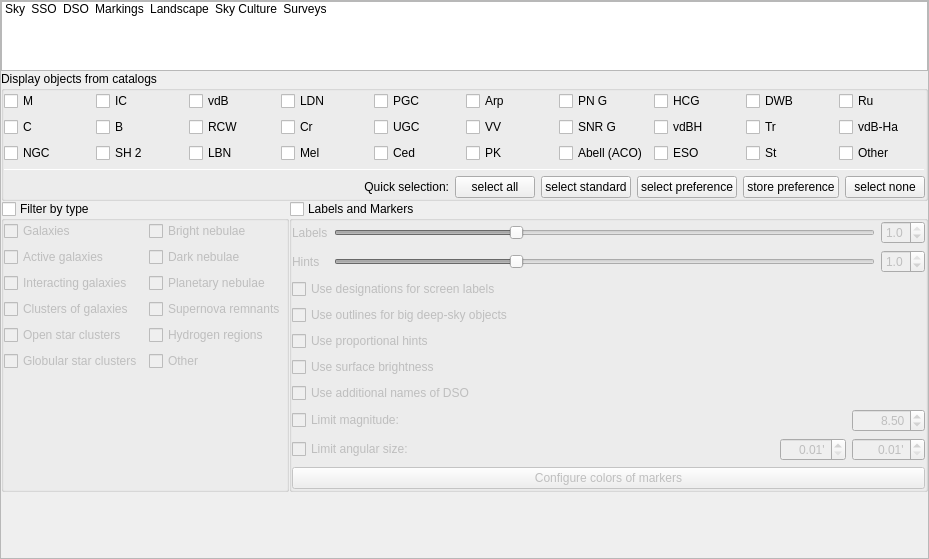
This is src/gui/viewDialog.ui in Stellarium/stellarium as Qt 5 draws it before an edit. The edited form follows.
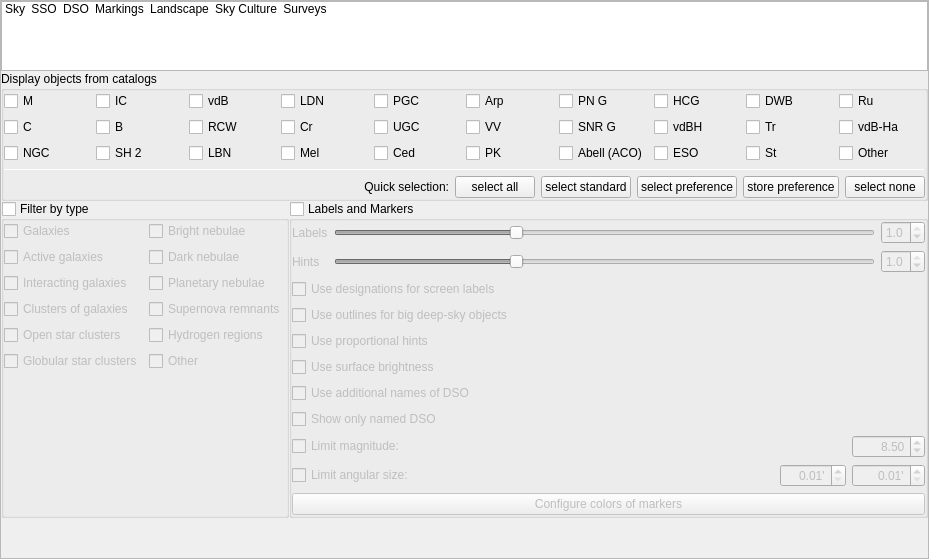
This is the edited form. The open tabs and pages were chosen to show the change. Icons and pictures are not drawn. Custom widgets are drawn as their Qt base class.

Commit message: function of showing named DSO only

Patch:
```diff
--- a/src/gui/viewDialog.ui
+++ b/src/gui/viewDialog.ui
@@ -2583,6 +2583,13 @@
                  </property>
                 </widget>
                </item>
+               <item row="8" column="0">
+                <widget class="QCheckBox" name="checkBoxShowOnlyNamedDSO">
+                 <property name="text">
+                  <string>Show only named DSO</string>
+                 </property>
+                </widget>
+               </item>
                <item row="4" column="0">
                 <widget class="QCheckBox" name="checkBoxOutlines">
                  <property name="text">
@@ -2686,14 +2693,14 @@
                  </property>
                 </widget>
                </item>
-               <item row="9" column="0">
+               <item row="10" column="0">
                 <widget class="QPushButton" name="pushButtonConfigureDSOColors">
                  <property name="text">
                   <string>Configure colors of markers</string>
                  </property>
                 </widget>
                </item>
-               <item row="8" column="0">
+               <item row="9" column="0">
                 <layout class="QGridLayout" name="gridLayout_17">
                  <item row="1" column="0">
                   <widget class="QCheckBox" name="nebulaLimitSizeCheckBox">
```
The commit also changes 6 other files.
